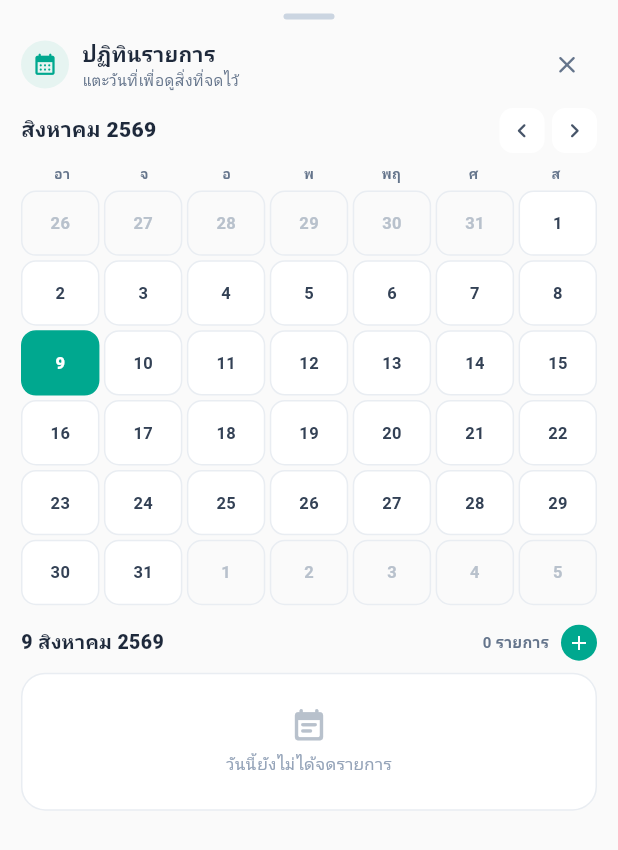
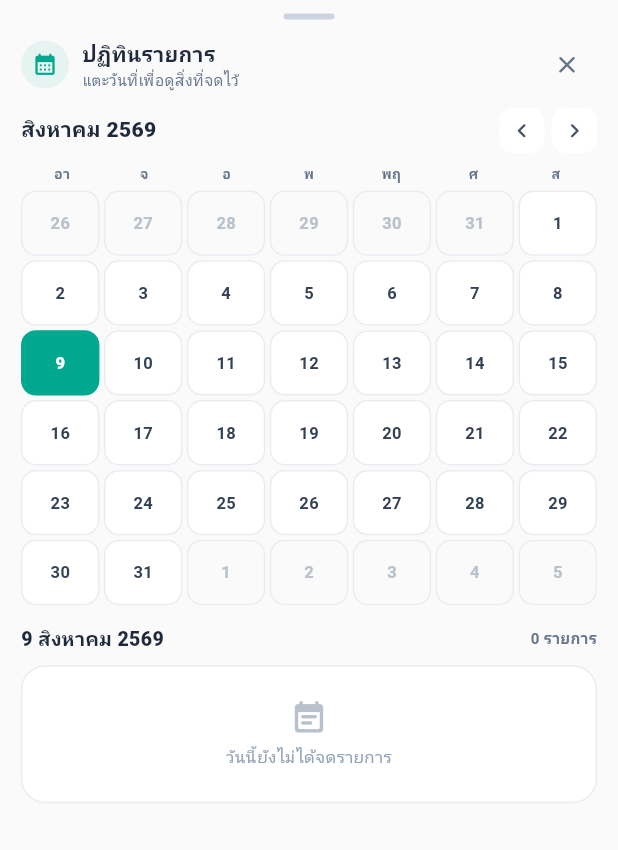
Before and after one commit to twanty979-hue/SaveForApp, a Flutter app: the CompactCalendarSheet widget shown alone on an empty page, opened directly, on a phone screen of 412 x 824 dp. Shown: the top 850 px of the screen. Run offline on Flutter 3.47's test engine with Material 3 defaults, Android fonts, the phone set to English and light mode, and no system bars; our stand-ins replace audioplayers, firebase_core, firebase_messaging, flutter_dotenv, flutter_local_notifications, google_fonts and 3 more; missing offline and left inert: phosphoricons_flutter; accounts and stored records are empty; network calls fail; Roboto replaces fonts that are missing (Kanit).

Commit message:
clean: remove redundant '+' manual transaction add button from calendar header

```diff
--- a/app/lib/features/dashboard/presentation/compact_calendar_sheet.dart
+++ b/app/lib/features/dashboard/presentation/compact_calendar_sheet.dart
@@ -639,23 +639,6 @@ class _CompactCalendarSheetState extends State<CompactCalendarSheet> {
                 : const Color(0xFF64748B),
           ),
         ),
-        const SizedBox(width: 8),
-        InkWell(
-          borderRadius: BorderRadius.circular(20),
-          onTap: () => _showTransactionFormModal(),
-          child: Container(
-            padding: const EdgeInsets.all(4),
-            decoration: const BoxDecoration(
-              color: AppTheme.primaryColor,
-              shape: BoxShape.circle,
-            ),
-            child: const Icon(
-              Icons.add,
-              size: 16,
-              color: Colors.white,
-            ),
-          ),
-        ),
       ],
     );
   }
```
